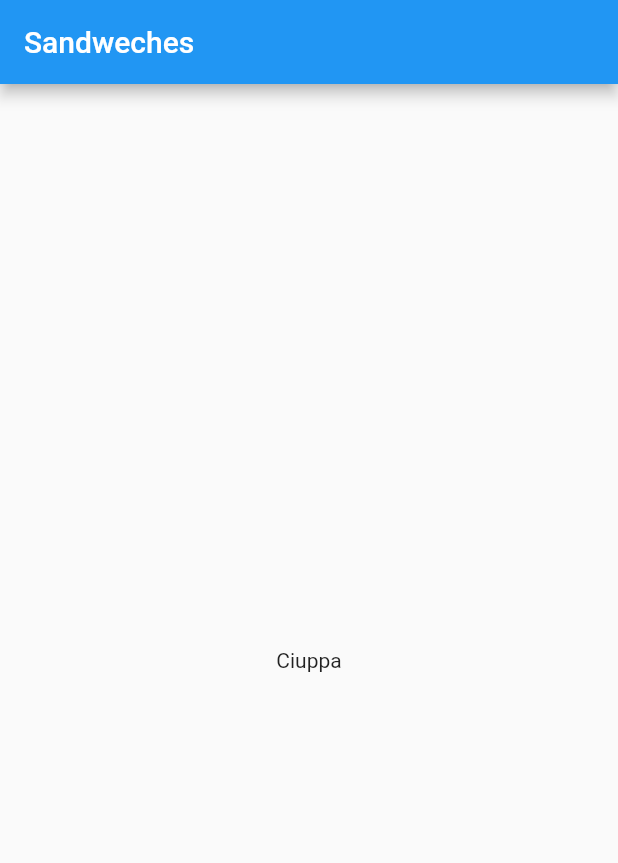
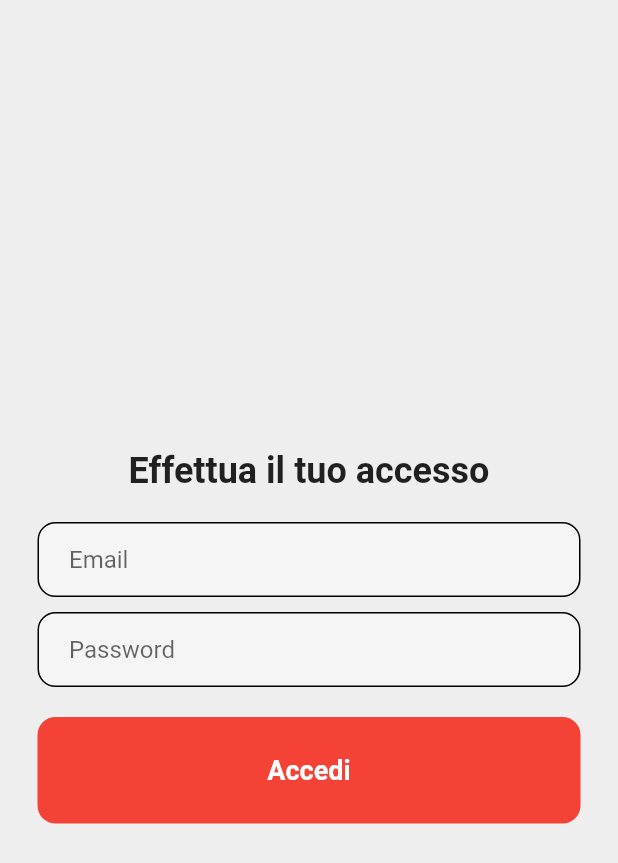
Before and after one commit to michele25-10/SandwechesGestionale, a Flutter app: the screen it shows after launch, on a phone screen of 412 x 824 dp. Shown: the top 863 px of the screen. Run offline on Flutter 3.47's test engine with Material 2 defaults, Android fonts, the phone set to English and light mode, and no system bars.

Commit message:
Creazione GUI login page

```diff
--- a/sandweches_admin/lib/main.dart
+++ b/sandweches_admin/lib/main.dart
@@ -1,5 +1,6 @@
 import 'package:flutter/material.dart';
-import 'package:sandweches_admin/pages/home.dart';
+import 'package:sandweches_admin/pages/Login.dart';
+
 void main() {
   runApp(const myApp());
 }
@@ -15,7 +16,7 @@ class myApp extends StatelessWidget {
       theme: ThemeData(
         primarySwatch: Colors.red, //fabulous
       ),
-      home: Home(),
+      home: Login(),
       debugShowCheckedModeBanner: false,
     );
   }
--- /dev/null
+++ b/sandweches_admin/lib/pages/Login.dart
@@ -0,0 +1,109 @@
+import 'package:flutter/material.dart';
+
+class Login extends StatefulWidget {
+  const Login({Key? key}) : super(key: key);
+
+  @override
+  State<Login> createState() => _LoginPageState();
+}
+
+class _LoginPageState extends State<Login> {
+  @override
+  Widget build(BuildContext context) {
+    return Scaffold(
+      backgroundColor: Colors.grey[200],
+      body: SafeArea(
+        child: Center(
+          child: Column(
+            mainAxisAlignment: MainAxisAlignment.center,
+            children: [
+              //IMG
+              SizedBox(
+                height: 25,
+              ),
+              Text(
+                'Effettua il tuo accesso',
+                style: TextStyle(
+                  fontWeight: FontWeight.bold,
+                  fontSize: 24,
+                ),
+              ),
+
+              //email textfield
+              SizedBox(
+                height: 20,
+              ),
+              Padding(
+                padding: const EdgeInsets.symmetric(horizontal: 25.0),
+                child: Container(
+                  decoration: BoxDecoration(
+                    color: Colors.grey[100],
+                    border: Border.all(color: Colors.black),
+                    borderRadius: BorderRadius.circular(12),
+                  ),
+                  child: Padding(
+                    padding: const EdgeInsets.only(left: 20.0),
+                    child: TextField(
+                      decoration: InputDecoration(
+                        border: InputBorder.none,
+                        hintText: 'Email',
+                      ),
+                    ),
+                  ),
+                ),
+              ),
+
+              //password textfield
+              SizedBox(
+                height: 10,
+              ),
+              Padding(
+                padding: const EdgeInsets.symmetric(horizontal: 25.0),
+                child: Container(
+                  decoration: BoxDecoration(
+                    color: Colors.grey[100],
+                    border: Border.all(color: Colors.black),
+                    borderRadius: BorderRadius.circular(12),
+                  ),
+                  child: Padding(
+                    padding: const EdgeInsets.only(left: 20.0),
+                    child: TextField(
+                      obscureText: true,
+                      decoration: InputDecoration(
+                        border: InputBorder.none,
+                        hintText: 'Password',
+                      ),
+                    ),
+                  ),
+                ),
+              ),
+              //sign in button
+              SizedBox(
+                height: 20,
+              ),
+              Padding(
+                padding: const EdgeInsets.symmetric(horizontal: 25.0),
+                child: Container(
+                  padding: EdgeInsets.all(25),
+                  decoration: BoxDecoration(
+                      color: Colors.red[500],
+                      borderRadius: BorderRadius.circular(12)),
+                  child: Center(
+                    child: Text(
+                      'Accedi',
+                      style: TextStyle(
+                        color: Colors.white,
+                        fontWeight: FontWeight.bold,
+                        fontSize: 18,
+                      ),
+                    ),
+                  ),
+                ),
+              )
+            ],
+          ),
+        ),
+      ),
+    );
+  }
+}
--- a/sandweches_admin/lib/pages/home.dart
+++ /dev/null
@@ -1,20 +0,0 @@
-import 'package:flutter/material.dart';
-
-class Home extends StatelessWidget {
-  const Home({super.key});
-
-  @override
-  Widget build(BuildContext context) {
-    return MaterialApp(
-      title: 'Sandweches',
-      home: Scaffold(
-        appBar: AppBar(
-          title: const Text('Sandweches'),
-        ),
-        body: const Center(
-          child: Text('Ciuppa'),
-        ),
-      ),
-    );
-  }
-}
```
